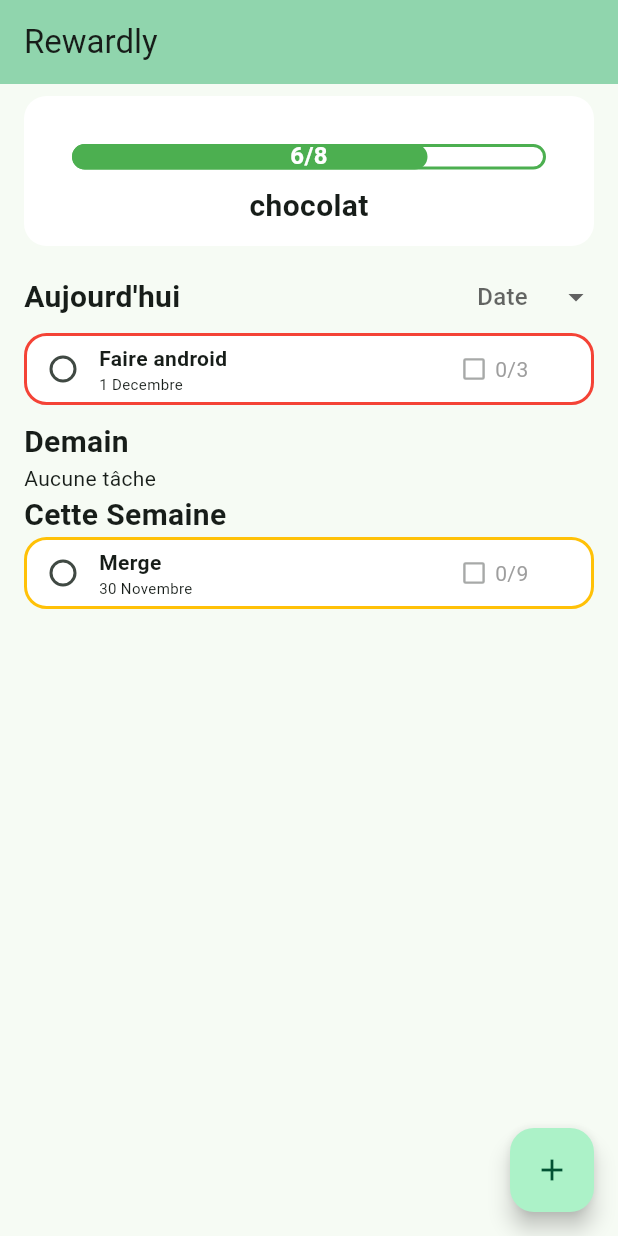
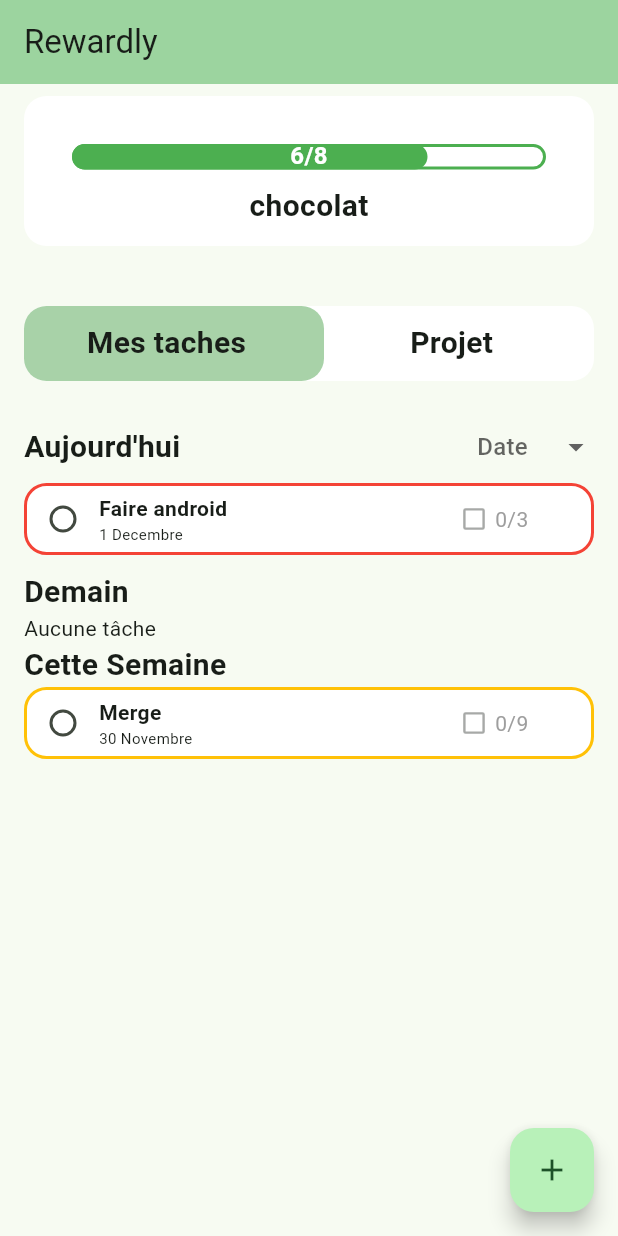
Before and after one commit to ThomasGillet75/rewardly, a Flutter app: the screen it shows after launch, on a phone screen of 412 x 824 dp. Run offline on Flutter 3.47's test engine with Material 3 defaults, Android fonts, the phone set to English and light mode, and no system bars; our stand-ins replace bloc, equatable, firebase_core, flutter_bloc; accounts and stored records are empty.

Commit message:
création du toggle taches et projet

```diff
--- /dev/null
+++ b/lib/bloc/toggle_bloc.dart
@@ -0,0 +1,14 @@
+import 'package:bloc/bloc.dart';
+import 'package:equatable/equatable.dart';
+import 'package:meta/meta.dart';
+
+part 'toggle_event.dart';
+part 'toggle_state.dart';
+
+class ToggleBloc extends Bloc<ToggleEvent, ToggleState> {
+  ToggleBloc() : super(const ToggleInitial(true)) {
+    on<ToggleSwitch>((event, emit) {
+      emit(ToggleInitial(!(state as ToggleInitial).isMesTachesSelected));
+    });
+  }
+}
--- /dev/null
+++ b/lib/bloc/toggle_event.dart
@@ -0,0 +1,17 @@
+part of 'toggle_bloc.dart';
+
+abstract class ToggleEvent extends Equatable {
+  const ToggleEvent();
+
+  @override
+  List<Object> get props => [];
+}
+
+class ToggleSwitch extends ToggleEvent {
+  final bool value;
+
+  ToggleSwitch({required this.value});
+
+  @override
+  List<Object> get props => [value];
+}
--- /dev/null
+++ b/lib/bloc/toggle_state.dart
@@ -0,0 +1,17 @@
+part of 'toggle_bloc.dart';
+
+abstract class ToggleState extends Equatable {
+  const ToggleState();
+
+  @override
+  List<Object> get props => [];
+}
+
+class ToggleInitial extends ToggleState {
+  final bool isMesTachesSelected;
+
+  const ToggleInitial(this.isMesTachesSelected);
+
+  @override
+  List<Object> get props => [isMesTachesSelected];
+}
--- a/lib/main.dart
+++ b/lib/main.dart
@@ -20,7 +20,7 @@ class MyApp extends StatelessWidget {
             ),
       },
       theme: ThemeData(
-        colorScheme: ColorScheme.fromSeed(seedColor: Colors.greenAccent),
+        colorScheme: ColorScheme.fromSeed(seedColor: Color(0xFFA8D2A8)),
         primaryColor: const Color(0xFFECF0F1),
         useMaterial3: true,
       ),
--- a/lib/presentation/screen/home-page-screen.dart
+++ b/lib/presentation/screen/home-page-screen.dart
@@ -1,11 +1,16 @@
 import 'package:flutter/material.dart';
+import 'package:flutter_bloc/flutter_bloc.dart';
 import 'package:rewardly/Data/entity/task.dart';
 import 'package:rewardly/core/task_priority_enum.dart';
 import 'package:rewardly/presentation/widget/container_filtering_task_widget.dart';
+import 'package:rewardly/presentation/widget/toggle_button_widget.dart';
 import 'package:rewardly/presentation/widget/reward_card_widget.dart';
+
+import '../../bloc/toggle_bloc.dart';
 
 class HomePageScreen extends StatefulWidget {
   const HomePageScreen({super.key, required this.title});
+
   //title of the screen
   final String title;
 
@@ -42,20 +47,25 @@ class _HomePageState extends State<HomePageScreen> {
 
   @override
   Widget build(BuildContext context) {
-    return Scaffold(
+    return BlocProvider(
+        create: (context) => ToggleBloc(),
+        child: Scaffold(
           appBar: AppBar(
             backgroundColor: Theme.of(context).colorScheme.inversePrimary,
             title: Text(widget.title),
           ),
           body: ListView(
-          padding: const EdgeInsets.symmetric(horizontal: 16.0, vertical: 8.0),
+              padding:
+                  const EdgeInsets.symmetric(horizontal: 16.0, vertical: 8.0),
               children: [
-            const RewardCardWidget(title: "chocolat",taskDone: 6, taskTodo: 8),
+                const RewardCardWidget(
+                    title: "chocolat", taskDone: 6, taskTodo: 8),
+                const ToggleButtonWidget(),
                 ContainerFilteringTaskWidget(tasks: tasks),
               ]),
           floatingActionButton: FloatingActionButton(
               onPressed: _action, child: const Icon(Icons.add)),
-    );
+        ));
   }
 }
 
--- /dev/null
+++ b/lib/presentation/widget/toggle_button_widget.dart
@@ -0,0 +1,88 @@
+import 'package:flutter/material.dart';
+import 'package:flutter_bloc/flutter_bloc.dart';
+import 'package:rewardly/bloc/toggle_bloc.dart';
+
+class ToggleButtonWidget extends StatefulWidget {
+  const ToggleButtonWidget({super.key});
+
+  @override
+  State<ToggleButtonWidget> createState() => _ToggleButtonWidgetState();
+}
+
+class _ToggleButtonWidgetState extends State<ToggleButtonWidget> {
+  bool isMesTachesSelected = true;
+
+  @override
+  Widget build(BuildContext context) {
+    return BlocBuilder<ToggleBloc, ToggleState>(
+        builder: (context, state) {
+          return Container(
+
+            width: 200,
+            height: 50,
+            margin: const EdgeInsets.only(top: 30, bottom: 20),
+            decoration: BoxDecoration(
+              borderRadius: BorderRadius.circular(15),
+              color: Colors.white,
+            ),
+            child: Stack(
+              children: [
+                AnimatedAlign(
+                  duration: const Duration(milliseconds: 300),
+                  curve: Curves.easeInOut,
+                  alignment: (state as ToggleInitial).isMesTachesSelected
+                      ? Alignment.centerLeft
+                      : Alignment.centerRight,
+                  child: Container(
+                    width: 200,
+                    height: 50,
+                    decoration: BoxDecoration(
+                      borderRadius: BorderRadius.circular(15),
+                      color: Color(0xFFA8D2A8),
+                    ),
+                  ),
+                ),
+                Row(
+                  children: [
+                    Expanded(
+                      child: GestureDetector(
+                        onTap: () =>
+                            context
+                                .read<ToggleBloc>()
+                                .add(ToggleSwitch(value: true)),
+                        child: Center(
+                          child: Text(
+                            'Mes taches',
+                            style: TextStyle(
+                              fontWeight: FontWeight.bold,
+                              fontSize: 20,
+                            ),
+                          ),
+                        ),
+                      ),
+                    ),
+                    Expanded(
+                      child: GestureDetector(
+                        onTap: () =>
+                            context
+                                .read<ToggleBloc>()
+                                .add(ToggleSwitch(value: true)),
+                        child: Center(
+                          child: Text(
+                            'Projet',
+                            style: TextStyle(
+                              fontWeight: FontWeight.bold,
+                              fontSize: 20,
+                            ),
+                          ),
+                        ),
+                      ),
+                    ),
+                  ],
+                ),
+              ],
+            ),
+          );
+        });
+  }
+  }
--- a/pubspec.yaml
+++ b/pubspec.yaml
@@ -36,6 +36,8 @@ dependencies:
   # Use with the CupertinoIcons class for iOS style icons.
   cupertino_icons: ^1.0.8
   firebase_core: ^3.8.0
+  flutter_bloc: ^8.1.6
+  equatable: ^2.0.7
 
 dev_dependencies:
   flutter_test:
```
Also changed, not shown: pubspec.lock. Lines whose indentation alone changed are shown as unchanged.
